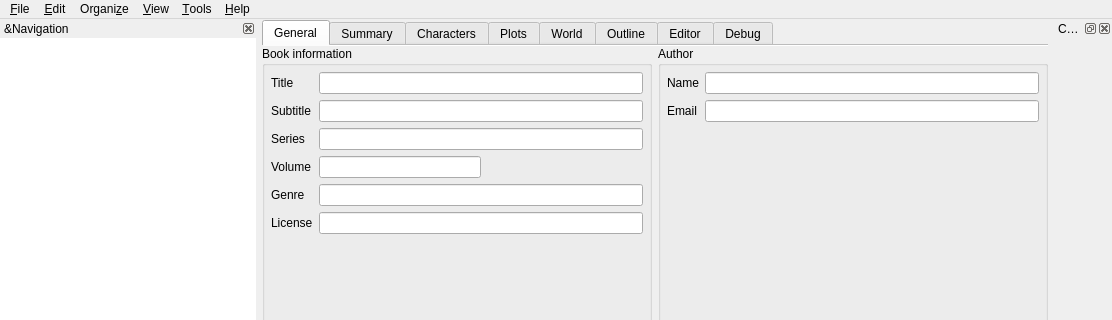
The window that manuskript/ui/mainWindow.ui (olivierkes/manuskript) describes before a commit, drawn with Qt 5; both pictures show x 0 to 1112 and y 0 to 320 of the 1112 by 808 pixel window.
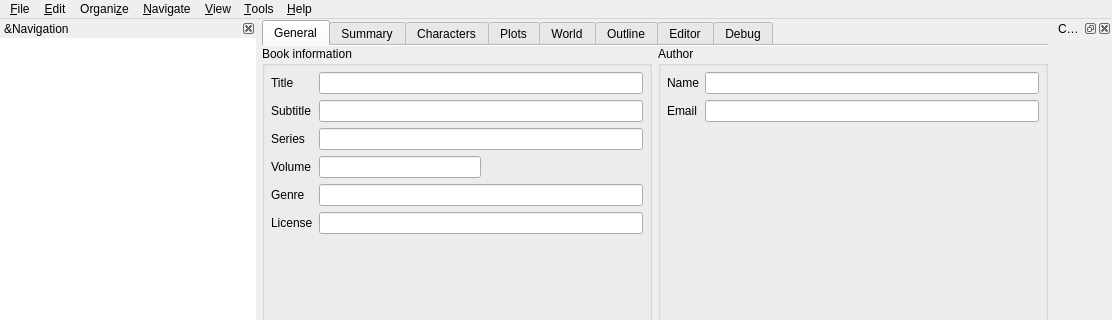
The same window after the commit. Icons and pictures are not drawn. Custom widgets are drawn as their Qt base class.

```diff
--- a/manuskript/ui/mainWindow.ui
+++ b/manuskript/ui/mainWindow.ui
@@ -2124,9 +2124,17 @@
     <addaction name="actSplitDialog"/>
     <addaction name="actSplitCursor"/>
    </widget>
+   <widget class="QMenu" name="menuNavigate">
+    <property name="title">
+     <string>&amp;Navigate</string>
+    </property>
+    <addaction name="actBack"/>
+    <addaction name="actForward"/>
+   </widget>
    <addaction name="menuFile"/>
    <addaction name="menuEdit"/>
    <addaction name="menuOrganize"/>
+   <addaction name="menuNavigate"/>
    <addaction name="menuView"/>
    <addaction name="menuTools"/>
    <addaction name="menuHelp"/>
```
Left out of the diff: 24 changed lines with no effect on the pictures.
